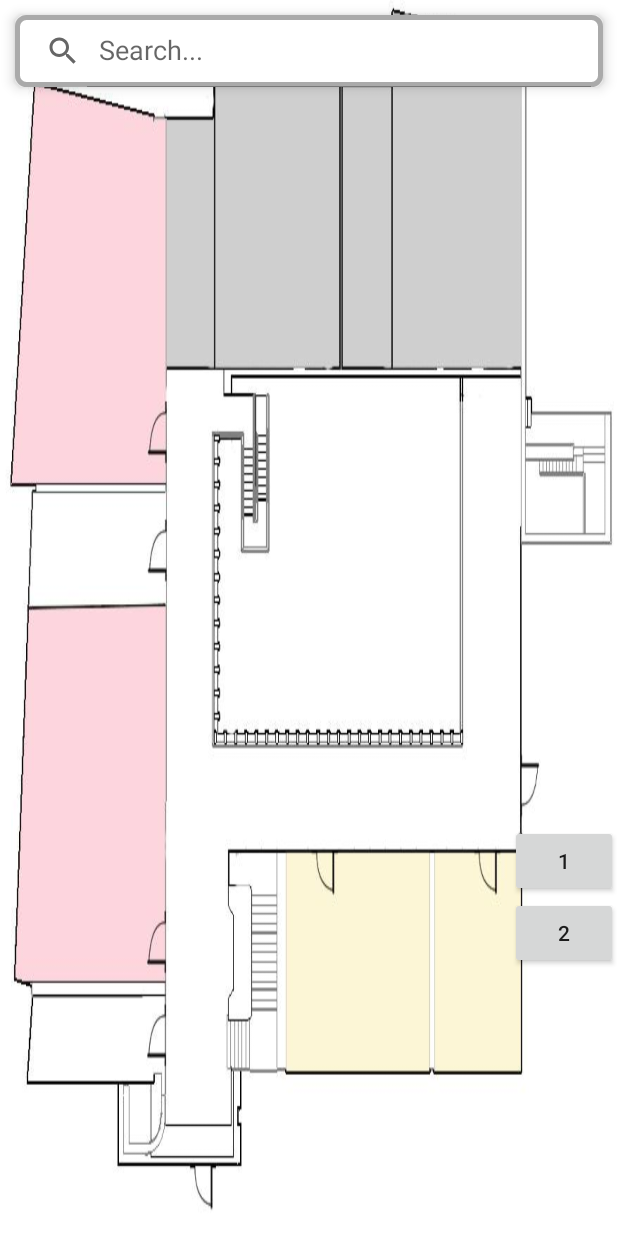
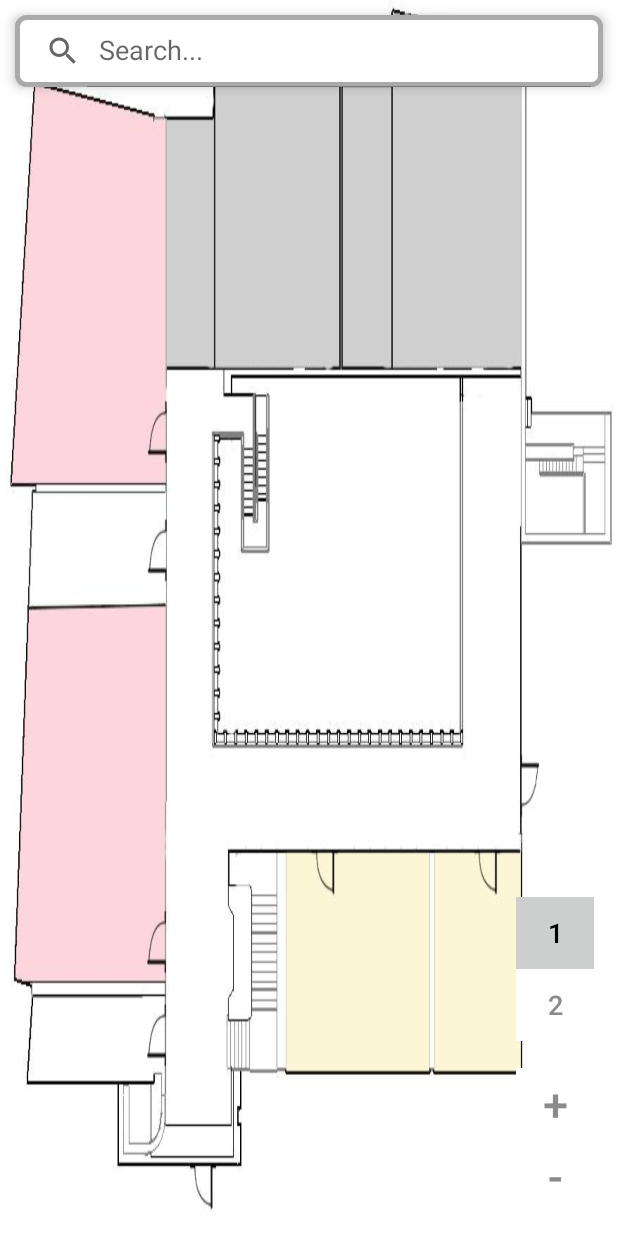
Before and after one commit to IoanaAlexandru/upb-campus-map, an Android app: the EcActivity screen opened directly, with no data from a screen before it, on a phone screen of 412 x 824 dp. Run offline under Robolectric (Android 15) with nearby library versions, the light colour scheme and no system bars.

Commit message:
Add Google Maps tabs

```diff
--- a/app/src/main/res/layout/activity_ec.xml
+++ b/app/src/main/res/layout/activity_ec.xml
@@ -6,7 +6,8 @@
         android:layout_width="fill_parent"
         android:layout_height="fill_parent"
         android:id="@+id/ec_container"
-        tools:context=".EcActivity">
+        tools:context=".EcActivity"
+        android:background="@color/colorWhite">
 
     <!-- Dummy item to prevent SearchView from receiving focus -->
     <LinearLayout
@@ -28,30 +29,72 @@
             android:background="@drawable/bg_round">
     </SearchView>
 
-    <ImageButton
+    <ImageView
             android:layout_width="fill_parent"
             android:layout_height="fill_parent"
             android:id="@+id/ecImage"
-            android:contentDescription="@string/ec" android:background="@drawable/ec_parter"/>
-    <LinearLayout
-            android:layout_width="wrap_content"
-            android:layout_height="wrap_content"
-            android:layout_marginStart="340dp"
-            android:layout_marginTop="550dp"
-            android:orientation="vertical"
-            android:layout_gravity="end">
-        <Button
-                android:layout_width="wrap_content"
-                android:layout_height="wrap_content"
-                android:id="@+id/ec_floor1"
-                android:text="@string/_1" style="@style/Widget.AppCompat.Button"
-                android:clickable="true"
-                android:focusable="true"/>
-        <Button
-                android:layout_width="wrap_content"
-                android:layout_height="wrap_content"
-                android:id="@+id/ec_floor2"
-                android:text="@string/_2" style="@style/Widget.AppCompat.Button" android:clickable="true"
-                android:focusable="true"/>
+            android:contentDescription="@string/ec"
+            android:background="@drawable/ec_parter"/>
+
+    <LinearLayout android:orientation="horizontal"
+                  android:layout_width="52dp" android:layout_height="wrap_content"
+                  android:layout_marginBottom="130dp"
+                  android:layout_alignParentBottom="true"
+                  android:layout_alignParentRight="true"
+                  android:id="@+id/ec_floor_tabs" android:layout_marginTop="16dp"
+                  android:layout_marginStart="16dp" android:layout_marginEnd="16dp">
+        <TabWidget android:id="@android:id/tabs"
+                   android:layout_width="wrap_content"
+                   android:layout_height="wrap_content"
+                   android:visibility="gone"/>
+        <LinearLayout android:layout_width="fill_parent"
+                      android:layout_height="fill_parent"
+                      android:orientation="vertical">
+            <Button android:layout_height="wrap_content"
+                    android:layout_width="wrap_content"
+                    android:layout_weight="1.0"
+                    android:id="@+id/ec_floor1"
+                    android:text="@string/_1"
+                    android:background="@color/colorGray"
+                    android:textColor="@color/colorBlack" android:textSize="18sp"/>
+            <Button android:layout_height="wrap_content"
+                    android:layout_width="wrap_content"
+                    android:layout_weight="1.0"
+                    android:id="@+id/ec_floor2"
+                    android:background="@color/colorWhite"
+                    android:text="@string/_2"
+                    android:textColor="@color/colorDarkGray" android:textSize="18sp"/>
+        </LinearLayout>
+    </LinearLayout>
+
+    <LinearLayout android:orientation="horizontal"
+                  android:layout_width="52dp" android:layout_height="wrap_content"
+                  android:layout_margin="16dp"
+                  android:layout_alignParentBottom="true"
+                  android:layout_alignParentRight="true">
+        <TabWidget android:id="@android:id/tabs"
+                   android:layout_width="wrap_content"
+                   android:layout_height="wrap_content"
+                   android:visibility="gone"/>
+        <LinearLayout android:layout_width="fill_parent"
+                      android:layout_height="fill_parent"
+                      android:orientation="vertical">
+            <Button android:layout_height="wrap_content"
+                    android:layout_width="wrap_content"
+                    android:layout_weight="1.0"
+                    android:id="@+id/zoom_in"
+                    android:text="@string/zoom_in"
+                    android:background="@color/colorWhite"
+                    android:textColor="@color/colorDarkGray"
+                    android:textSize="30sp"/>
+            <Button android:layout_height="wrap_content"
+                    android:layout_width="wrap_content"
+                    android:layout_weight="1.0"
+                    android:id="@+id/zoom_out"
+                    android:background="@color/colorWhite"
+                    android:text="@string/zoom_out"
+                    android:textColor="@color/colorDarkGray"
+                    android:textSize="30sp"/>
+        </LinearLayout>
     </LinearLayout>
 </RelativeLayout>
--- a/app/src/main/res/values/colors.xml
+++ b/app/src/main/res/values/colors.xml
@@ -1,7 +1,10 @@
 <?xml version="1.0" encoding="utf-8"?>
 <resources>
     <color name="colorWhite">#FEFEFE</color>
-    <color name="colorPrimary">#008577</color>
+    <color name="colorGray">#CDCFCF</color>
+    <color name="colorDarkGray">#8B8B8B</color>
+    <color name="colorBlack">#000000</color>
+    <color name="colorPrimary">#388F8F</color>
     <color name="colorPrimaryDark">#00574B</color>
     <color name="colorAccent">#D81B60</color>
 </resources>
--- a/app/src/main/res/values/strings.xml
+++ b/app/src/main/res/values/strings.xml
@@ -16,4 +16,6 @@
     <string name="ed">ED</string>
     <string name="_3">3</string>
     <string name="_4">4</string>
+    <string name="zoom_in">+</string>
+    <string name="zoom_out">-</string>
 </resources>
```
Also changed, not shown: app/src/main/java/com/example/upbcampus/EcActivity.kt (+74 -5 lines).
